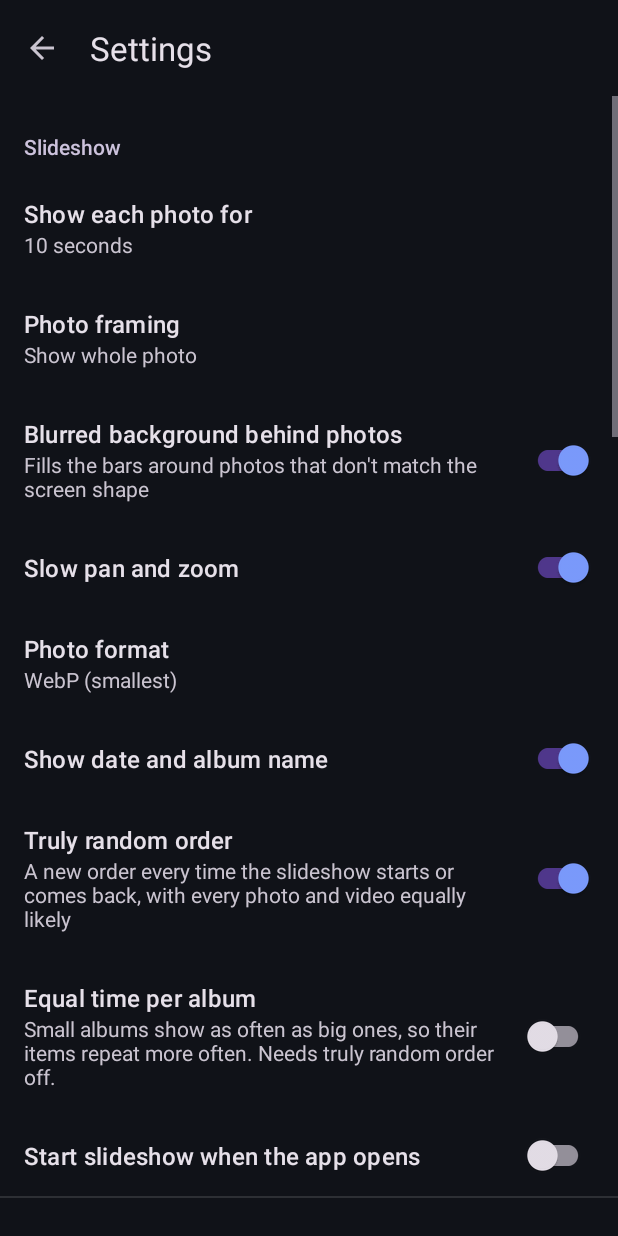
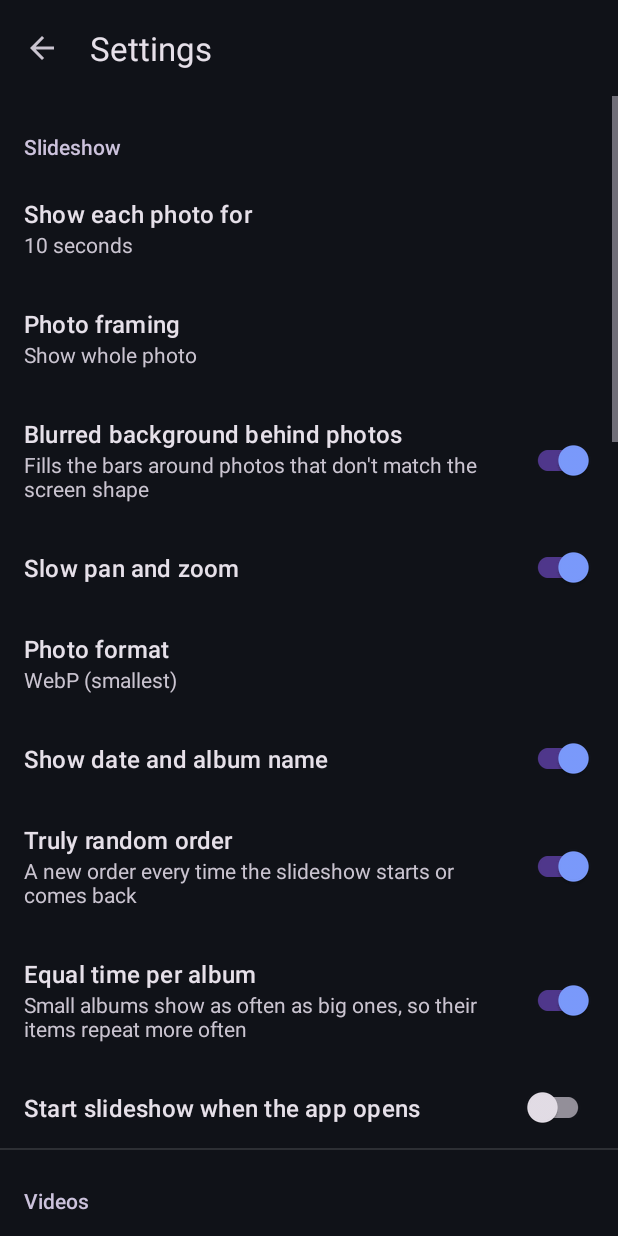
Before and after one commit to georgejosephada/shuffle-frame, an Android app: the screen it shows after launch (SettingsActivity), after a tap on "Settings", on a phone screen of 412 x 824 dp. Run offline under Robolectric (Android 15) with nearby library versions, the phone set to English and light mode, and no system bars; our stand-ins replace androidx.preference; 1 statement that could not run was skipped.

Commit message:
Equal time per album works with truly random order, on by default
Co-Authored-By: Claude Opus 5.5 <noreply@anthropic.com>

```diff
--- a/app/src/main/java/com/gjnet/shuffleframe/Prefs.kt
+++ b/app/src/main/java/com/gjnet/shuffleframe/Prefs.kt
@@ -36,7 +36,7 @@ class Prefs(ctx: Context) {
     val blurBackground get() = sp.getBoolean("blur_background", true)
     val kenBurns get() = sp.getBoolean("ken_burns", true)
     val showCaption get() = sp.getBoolean("show_caption", true)
-    val balanceAlbums get() = sp.getBoolean("balance_albums", false)
+    val balanceAlbums get() = sp.getBoolean("balance_albums", true)
     /** A new order on every start or resume, every item equally likely (balancing is then off). */
     val trulyRandom get() = sp.getBoolean("truly_random", true)
     val includeVideos get() = sp.getBoolean("include_videos", true)
--- a/app/src/main/java/com/gjnet/shuffleframe/SlideshowView.kt
+++ b/app/src/main/java/com/gjnet/shuffleframe/SlideshowView.kt
@@ -341,7 +341,7 @@ class SlideshowView(context: Context) : FrameLayout(context) {
         val items = all.filter { videos || it.type == MediaType.PHOTO }
         warning.visibility = if (stale) VISIBLE else GONE
         itemCount = items.size
-        playlist.setItems(items, prefs.balanceAlbums && !prefs.trulyRandom)
+        playlist.setItems(items, prefs.balanceAlbums)
         updateInfo()
         if (items.isEmpty()) {
             clearScreen()
--- a/app/src/main/res/xml/prefs.xml
+++ b/app/src/main/res/xml/prefs.xml
@@ -16,10 +16,10 @@
             app:useSimpleSummaryProvider="true" app:iconSpaceReserved="false" />
         <SwitchPreferenceCompat app:key="show_caption" app:title="Show date and album name" app:defaultValue="true" app:iconSpaceReserved="false" />
         <SwitchPreferenceCompat app:key="truly_random" app:title="Truly random order"
-            app:summary="A new order every time the slideshow starts or comes back, with every photo and video equally likely"
-            app:defaultValue="true" app:disableDependentsState="true" app:iconSpaceReserved="false" />
-        <SwitchPreferenceCompat app:key="balance_albums" app:title="Equal time per album" app:dependency="truly_random"
-            app:summary="Small albums show as often as big ones, so their items repeat more often. Needs truly random order off." app:defaultValue="false" app:iconSpaceReserved="false" />
+            app:summary="A new order every time the slideshow starts or comes back"
+            app:defaultValue="true" app:iconSpaceReserved="false" />
+        <SwitchPreferenceCompat app:key="balance_albums" app:title="Equal time per album"
+            app:summary="Small albums show as often as big ones, so their items repeat more often" app:defaultValue="true" app:iconSpaceReserved="false" />
         <SwitchPreferenceCompat app:key="auto_start" app:title="Start slideshow when the app opens" app:defaultValue="false" app:iconSpaceReserved="false" />
     </PreferenceCategory>
     <PreferenceCategory app:title="Videos" app:iconSpaceReserved="false">
```
Also changed, not shown: 2 other files.
